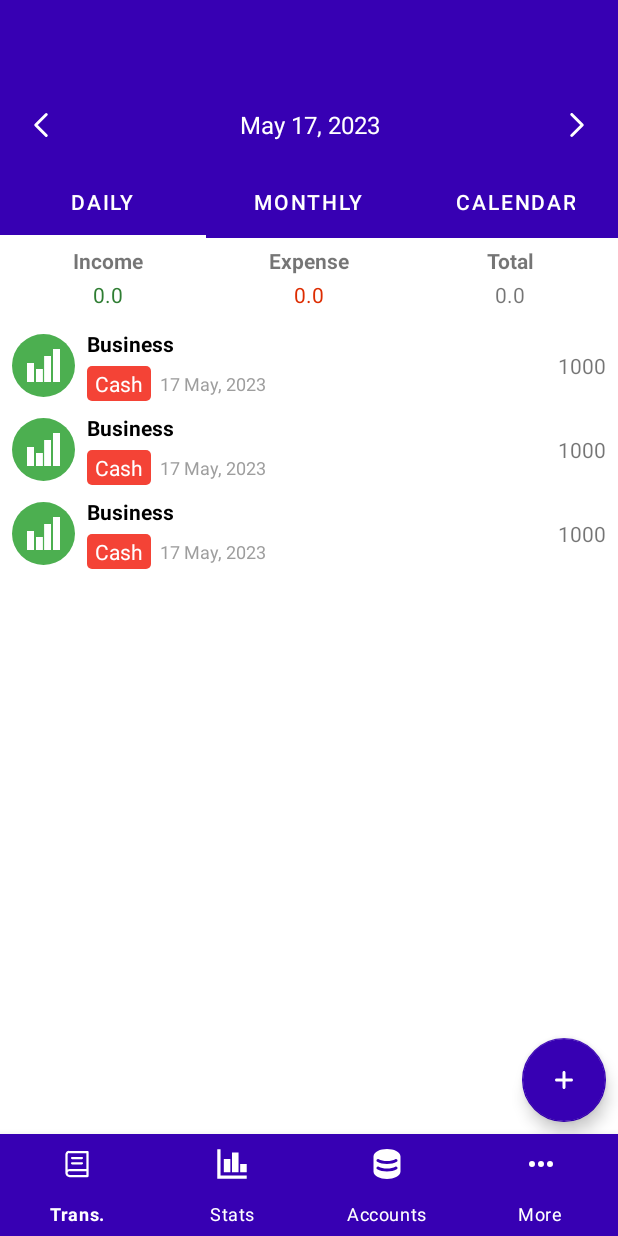
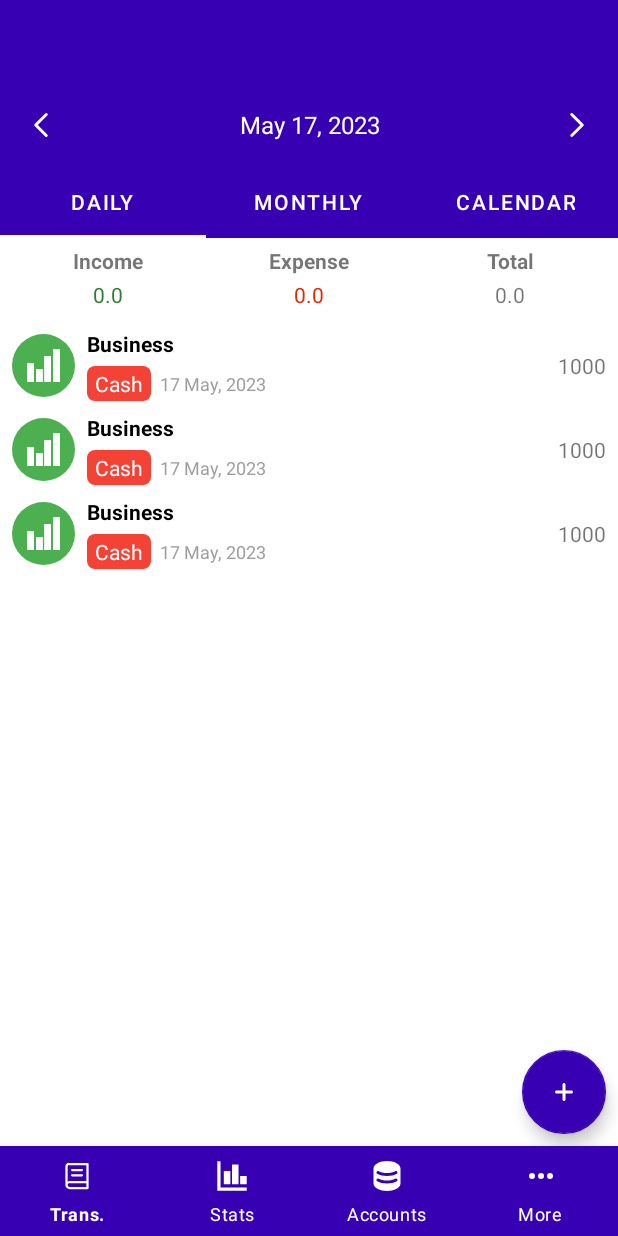
Before and after one commit to MuhammadAnees1/eManager, an Android app: the layout activity_main.xml on its own in the app's theme, with its tools: preview values and no code run, on a phone screen of 412 x 824 dp. Run offline under Robolectric (Android 15) with nearby library versions, the phone set to English and light mode, and no system bars; Roboto replaces fonts that are not available here.

Commit message:
comment add

```diff
--- a/app/src/main/java/com/example/emanager/utils/Constants.java
+++ b/app/src/main/java/com/example/emanager/utils/Constants.java
@@ -46,6 +46,8 @@ public class Constants {
                 return R.color.cash_color;
             case "Card":
                 return R.color.card_color;
+             case "JazzCash":
+                return R.color.jazzCash_color;
             default:
                 return R.color.default_color;
         }
--- a/app/src/main/java/com/example/emanager/views/fragments/AddTransactionFragment.java
+++ b/app/src/main/java/com/example/emanager/views/fragments/AddTransactionFragment.java
@@ -119,6 +119,7 @@ public class AddTransactionFragment extends BottomSheetDialogFragment {
             accounts.add(new Account(0, "Bank"));
             accounts.add(new Account(0, "PayTM"));
             accounts.add(new Account(0, "EasyPisa"));
+            accounts.add(new Account(0, "JazzCash"));
             accounts.add(new Account(0, "Other"));
 
             AccountsAdapter adapter = new AccountsAdapter(getContext(), accounts, account -> {
--- a/app/src/main/res/drawable/account_bg.xml
+++ b/app/src/main/res/drawable/account_bg.xml
@@ -1,5 +1,5 @@
 <?xml version="1.0" encoding="utf-8"?>
 <shape xmlns:android="http://schemas.android.com/apk/res/android">
     <solid android:color="@color/orange"/>
-    <corners android:radius="3dp"/>
+    <corners android:radius="5dp"/>
 </shape>
--- a/app/src/main/res/layout/activity_main.xml
+++ b/app/src/main/res/layout/activity_main.xml
@@ -171,7 +171,7 @@
     <com.google.android.material.bottomnavigation.BottomNavigationView
         android:id="@+id/bottomNavigationView"
         android:layout_width="match_parent"
-        android:layout_height="68dp"
+        android:layout_height="60dp"
         android:background="@color/purple_700"
         app:itemIconTint="@color/white"
         app:itemTextColor="@color/white"
--- a/app/src/main/res/values/colors.xml
+++ b/app/src/main/res/values/colors.xml
@@ -24,6 +24,7 @@
     <color name="bank_color">#A8004175</color>
     <color name="cash_color">#A8007502</color>
     <color name="card_color">#A8750033</color>
+    <color name="jazzCash_color">#C6FF00</color>
     <color name="default_color">#A8303030</color>
 
 </resources>
```
